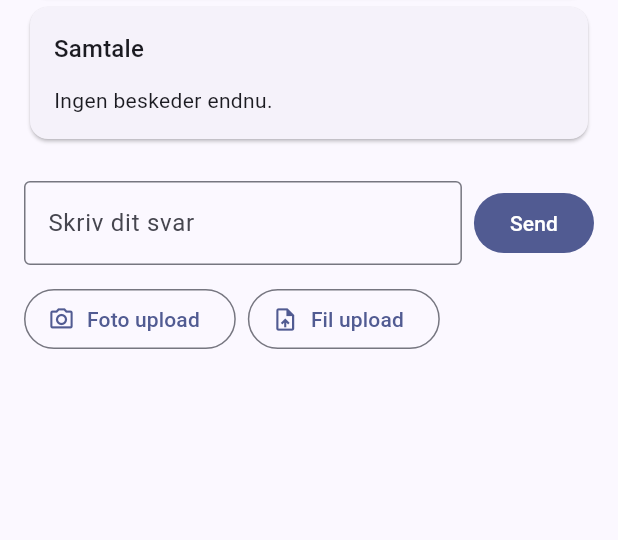
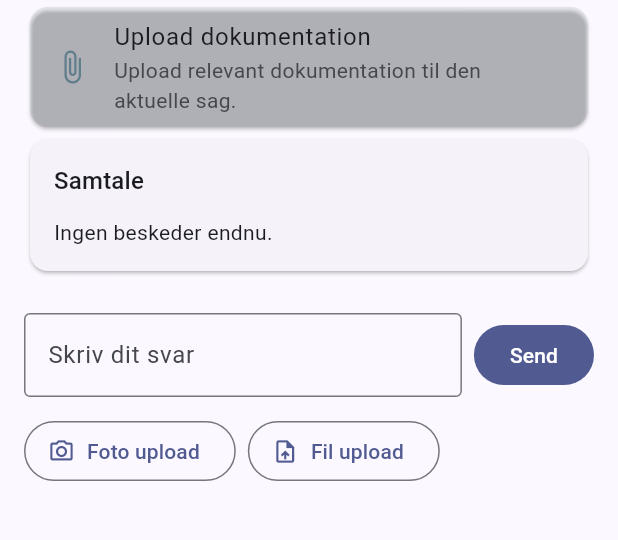
Before and after one commit to nicolaj1029/rail_app, a Flutter app: the ChatScreen widget shown alone on an empty page, opened directly with empty values, on a phone screen of 412 x 824 dp, the part 539-1079 px from its top. Run offline on Flutter 3.47's test engine with Material 3 defaults, Android fonts, the phone set to English and light mode, and no system bars; our stand-ins replace flutter_local_notifications, geolocator, image_picker, shared_preferences; missing offline and left inert: google_mlkit_text_recognition; accounts and stored records are empty; network calls fail; project files that could hold a hidden picture were left out.

Commit message:
Mobile app: tailor chat uploads by stage

```diff
--- a/mobile/lib/features/chat/presentation/chat_screen.dart
+++ b/mobile/lib/features/chat/presentation/chat_screen.dart
@@ -37,6 +37,8 @@ class _ChatScreenState extends State<ChatScreen> {
   String? _error;
   Map<String, dynamic>? _payload;
 
+  String get _stageTone => widget.initialContext?.stageTone ?? 'general';
+
   Color _stageColor(String tone) {
     switch (tone) {
       case 'live':
@@ -49,6 +51,62 @@ class _ChatScreenState extends State<ChatScreen> {
         return Colors.teal;
       default:
         return Colors.blueGrey;
+    }
+  }
+
+  String _uploadTitle() {
+    switch (_stageTone) {
+      case 'live':
+        return 'Dokumentér hændelsen nu';
+      case 'review':
+        return 'Upload billet eller season-dokument';
+      case 'submitted':
+        return 'Tilføj ekstra dokumentation';
+      case 'completed':
+        return 'Gem dokumentation';
+      default:
+        return 'Upload dokumentation';
+    }
+  }
+
+  String _uploadSubtitle() {
+    switch (_stageTone) {
+      case 'live':
+        return 'Prioritér kvitteringer, fotos og anden dokumentation fra den aktuelle rejse.';
+      case 'review':
+        return 'Prioritér billet, season-pass eller andet der stabiliserer review og eligibility.';
+      case 'submitted':
+        return 'Upload kun ekstra dokumentation hvis sagen skal styrkes eller opdateres.';
+      case 'completed':
+        return 'Gem kun materiale hvis det er nyttigt som reference til senere sager.';
+      default:
+        return 'Upload relevant dokumentation til den aktuelle sag.';
+    }
+  }
+
+  String _cameraUploadLabel() {
+    switch (_stageTone) {
+      case 'live':
+        return _uploading ? 'Uploader...' : 'Foto af kvittering';
+      case 'review':
+        return _uploading ? 'Uploader...' : 'Foto af billet';
+      case 'submitted':
+        return _uploading ? 'Uploader...' : 'Foto af dokumentation';
+      default:
+        return _uploading ? 'Uploader...' : 'Foto upload';
+    }
+  }
+
+  String _fileUploadLabel() {
+    switch (_stageTone) {
+      case 'review':
+        return 'Billet / season-fil';
+      case 'submitted':
+        return 'Ekstra bilag';
+      case 'completed':
+        return 'Gem bilag';
+      default:
+        return 'Fil upload';
     }
   }
 
@@ -374,6 +432,17 @@ class _ChatScreenState extends State<ChatScreen> {
                 subtitle: Text((uploadHint['text'] ?? '').toString()),
               ),
             ),
+          Card(
+            color: _stageColor(_stageTone).withValues(alpha: 0.08),
+            child: ListTile(
+              leading: Icon(
+                Icons.attach_file_outlined,
+                color: _stageColor(_stageTone),
+              ),
+              title: Text(_uploadTitle()),
+              subtitle: Text(_uploadSubtitle()),
+            ),
+          ),
           if ((explanation['status'] ?? '').toString() == 'ok' &&
               (explanation['text'] ?? '').toString().trim().isNotEmpty)
             Card(
@@ -544,14 +613,14 @@ class _ChatScreenState extends State<ChatScreen> {
                     ? null
                     : () => _uploadTicket(ImageSource.camera),
                 icon: const Icon(Icons.photo_camera_outlined),
-                label: Text(_uploading ? 'Uploader...' : 'Foto upload'),
+                label: Text(_cameraUploadLabel()),
               ),
               OutlinedButton.icon(
                 onPressed: _uploading
                     ? null
                     : () => _uploadTicket(ImageSource.gallery),
                 icon: const Icon(Icons.upload_file_outlined),
-                label: const Text('Fil upload'),
+                label: Text(_fileUploadLabel()),
               ),
             ],
           ),
```
